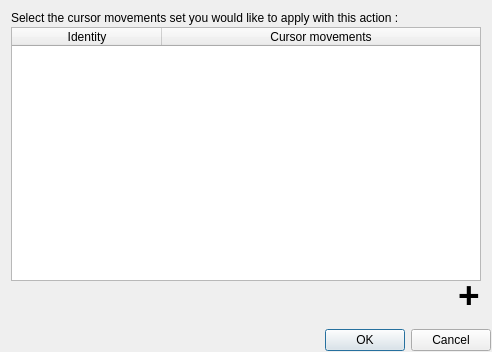
Old version of the form ui/createactiondialog/CreateCursorMovementsActionDialog.ui in the repository AmirHammouteneEI/ScheduledPasteAndKeys.
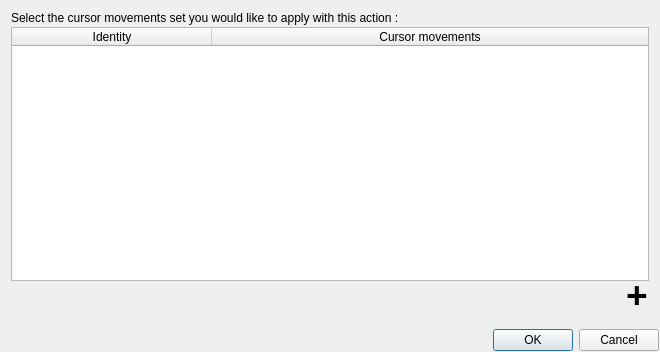
New version of the form. Custom widgets are drawn as their Qt base class.

The edit to the form file:
```diff
--- a/ui/createactiondialog/CreateCursorMovementsActionDialog.ui
+++ b/ui/createactiondialog/CreateCursorMovementsActionDialog.ui
@@ -6,7 +6,7 @@
    <rect>
     <x>0</x>
     <y>0</y>
-    <width>492</width>
+    <width>660</width>
     <height>352</height>
    </rect>
   </property>
@@ -74,8 +74,11 @@
        <property name="selectionBehavior">
         <enum>QAbstractItemView::SelectionBehavior::SelectRows</enum>
        </property>
+       <attribute name="horizontalHeaderMinimumSectionSize">
+        <number>64</number>
+       </attribute>
        <attribute name="horizontalHeaderDefaultSectionSize">
-        <number>150</number>
+        <number>200</number>
        </attribute>
        <attribute name="horizontalHeaderStretchLastSection">
         <bool>true</bool>
```
Left out of the diff: 9 changed lines with no effect on the pictures.
